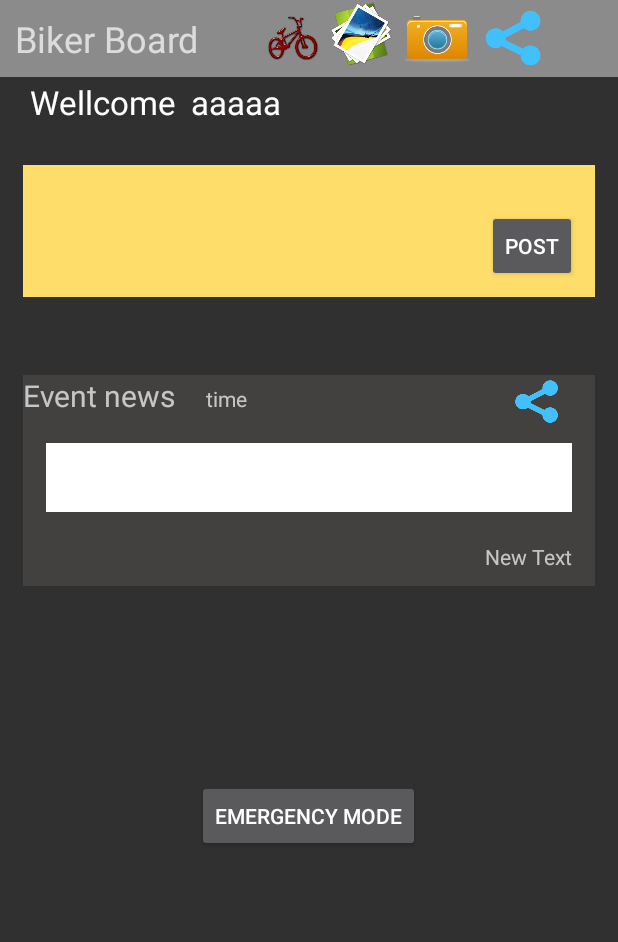
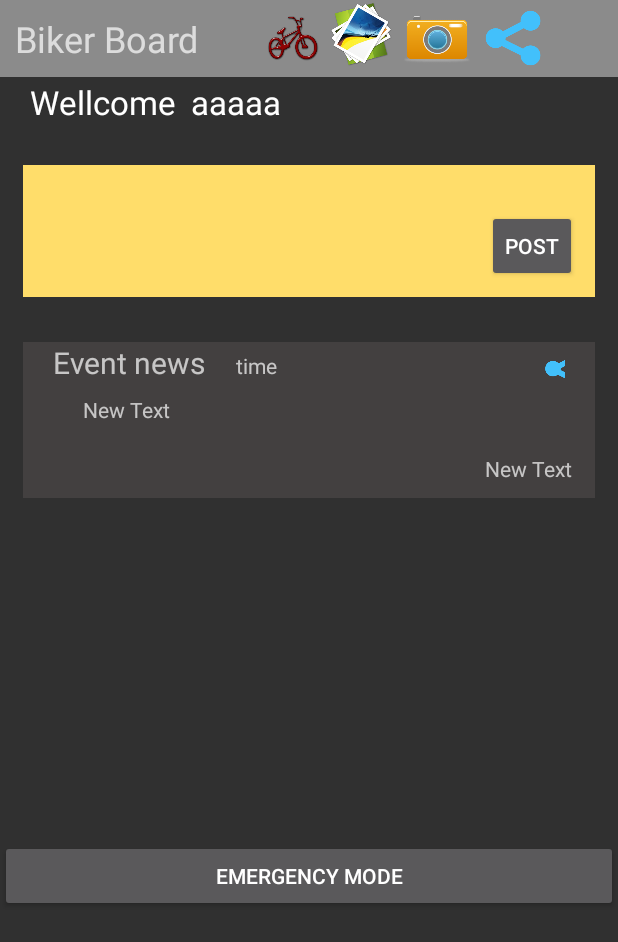
Before and after one commit to warutgunyoyo/PhuketSocialBikesupermaster, an Android app: the Biker_BoardActivity screen opened directly, with no data from a screen before it, on a phone screen of 412 x 824 dp. Shown: the top 942 px of the screen. Run offline under Robolectric (Android 15) with nearby library versions, the phone set to English and light mode, and no system bars.

Commit message:
hard code biker board

```diff
--- a/app/src/main/java/com/socialbike/phuketsocialbike/Biker_BoardActivity.java
+++ b/app/src/main/java/com/socialbike/phuketsocialbike/Biker_BoardActivity.java
@@ -7,6 +7,7 @@ import android.content.res.TypedArray;
 import android.database.Cursor;
 import android.graphics.Bitmap;
 import android.graphics.BitmapFactory;
+import android.graphics.drawable.BitmapDrawable;
 import android.graphics.drawable.Drawable;
 import android.net.Uri;
 import android.os.Environment;
@@ -17,6 +18,7 @@ import android.os.Bundle;
 import android.text.Spannable;
 import android.text.SpannableString;
 import android.text.style.ImageSpan;
+import android.util.Log;
 import android.view.Menu;
 import android.view.MenuItem;
 import android.view.View;
@@ -27,6 +29,7 @@ import android.widget.Button;
 import android.widget.EditText;
 import android.widget.ImageView;
 import android.widget.ListView;
+import android.widget.TextView;
 
 import java.io.File;
 import java.io.FileInputStream;
@@ -62,7 +65,27 @@ public class Biker_BoardActivity extends ActionBarActivity {
         emergency_BTN();
         trip_Introduce_BTN();
         slide_manu();
+        post_BTN();
 
+    }
+
+    private void post_BTN() {
+        Button post_btn = (Button) findViewById(R.id.post_btn);
+        final EditText eventNews_edittext   = (EditText)findViewById(R.id.board_editText);
+        final TextView content_show = (TextView) findViewById(R.id.content_show);
+        final ImageView set = (ImageView) findViewById(R.id.showeventImage);
+        final ImageView get = (ImageView) findViewById(R.id.imgBoard_imgView);
+
+        post_btn.setOnClickListener (new View.OnClickListener() {
+
+            @Override
+            public void onClick(View v) {
+                String content = eventNews_edittext.getText().toString();
+                content_show.setText(content);
+                Bitmap bitmap = ((BitmapDrawable)get.getDrawable()).getBitmap();
+                set.setImageBitmap(bitmap);
+            }
+        });
     }
 
     private void slide_manu() {
--- a/app/src/main/res/layout/activity_biker_board.xml
+++ b/app/src/main/res/layout/activity_biker_board.xml
@@ -103,13 +103,14 @@
                     android:layout_marginTop="10dp"
                     android:weightSum="1">
 
-                    <ScrollView
+
                         android:layout_width="match_parent"
-                        android:layout_height="193dp">
+                        android:layout_height="166dp"
+                        android:layout_marginBottom="10dp">
                         <LinearLayout
                             android:orientation="vertical"
                             android:layout_width="match_parent"
-                            android:layout_height="match_parent"
+                            android:layout_height="wrap_content"
                             android:layout_gravity="top|center_horizontal"
                             android:layout_marginTop="10dp"
                             android:background="#ffffdd6a"
@@ -143,7 +144,7 @@
                                 android:layout_width="60dp"
                                 android:layout_height="match_parent"
                                 android:text="@string/post_btn"
-                                android:id="@+id/button4"
+                                android:id="@+id/post_btn"
                                 android:layout_gravity="right"
                                 android:layout_marginRight="12dp"
                                 android:layout_marginTop="5dp"
@@ -156,29 +157,22 @@
                                 android:layout_gravity="right"
                                 android:layout_weight="0.16" />-->
                         </LinearLayout>
-                        </ScrollView>
-
-                </LinearLayout>
-            </ScrollView>
-
-            <ScrollView
-                android:layout_width="match_parent"
-                android:layout_height="285dp"
-                android:layout_marginTop="250dp"
-                android:longClickable="false">
 
                     <LinearLayout
                         android:orientation="vertical"
-                    android:layout_width="fill_parent"
-                    android:layout_height="fill_parent"
+                        android:layout_width="match_parent"
+                        android:layout_height="wrap_content"
                         android:background="#e4464343"
                         android:layout_marginLeft="15dp"
-                    android:layout_marginRight="15dp">
+                        android:layout_marginRight="15dp"
+                        android:layout_marginTop="30dp">
 
                         <LinearLayout
                             android:orientation="horizontal"
                             android:layout_width="match_parent"
-                        android:layout_height="wrap_content">
+                            android:layout_height="wrap_content"
+                            android:layout_marginLeft="20dp"
+                            android:layout_marginRight="20dp">
                             android:orientation="horizontal"
                             android:layout_width="match_parent"
                             android:layout_height="wrap_content"
@@ -208,16 +202,22 @@
                                 android:layout_marginLeft="175dp" />
                         </LinearLayout>
 
-                    <EditText
-                        android:layout_width="match_parent"
-                        android:layout_height="46dp"
-                        android:id="@+id/editText9"
-                        android:layout_gravity="center"
-                        android:background="#ffffff"
-                        android:textColor="@android:color/black"
-                        android:layout_marginLeft="15dp"
-                        android:layout_marginRight="15dp"
-                        android:layout_marginTop="10dp" />
+                        <ImageView
+                            android:layout_width="wrap_content"
+                            android:layout_height="wrap_content"
+                            android:id="@+id/showeventImage"
+                            android:layout_gravity="center_horizontal"
+                            android:layout_marginTop="0dp"
+                            android:layout_marginRight="25dp"
+                            android:layout_marginLeft="25dp" />
+
+                        <TextView
+                            android:layout_width="wrap_content"
+                            android:layout_height="wrap_content"
+                            android:text="New Text"
+                            android:id="@+id/content_show"
+                            android:layout_marginLeft="40dp"
+                            android:layout_marginRight="40dp" />
 
                         <TextView
                             android:layout_width="wrap_content"
@@ -230,16 +230,25 @@
                             android:layout_marginBottom="10dp" />
 
                     </LinearLayout>
+
+
+                </LinearLayout>
             </ScrollView>
 
             <Button
-                android:layout_width="wrap_content"
+                android:layout_width="match_parent"
                 android:layout_height="wrap_content"
                 android:text="@string/emergen_button"
                 android:id="@+id/emergency_btn"
                 android:layout_gravity="center_horizontal"
-                android:layout_marginTop="520dp" />
+                android:layout_marginTop="560dp" /><![CDATA[
 
+            android:layout_width="match_parent"
+            android:layout_height="285dp"
+            android:layout_marginTop="280dp"
+            android:longClickable="false">
+
+            ]]>
         </FrameLayout>
 
         <!-- Listview to display slider menu -->
```
Also changed, not shown: app/src/main/java/com/socialbike/phuketsocialbike/LoginActivity.java (+9 -116 lines), app/src/main/java/com/socialbike/phuketsocialbike/MapsActivitycreat.java (deleted, +0 -146 lines), app/src/main/java/com/socialbike/phuketsocialbike/Trip_IntroduceActivity.java (+36 -29 lines). Lines whose indentation alone changed are shown as unchanged.
